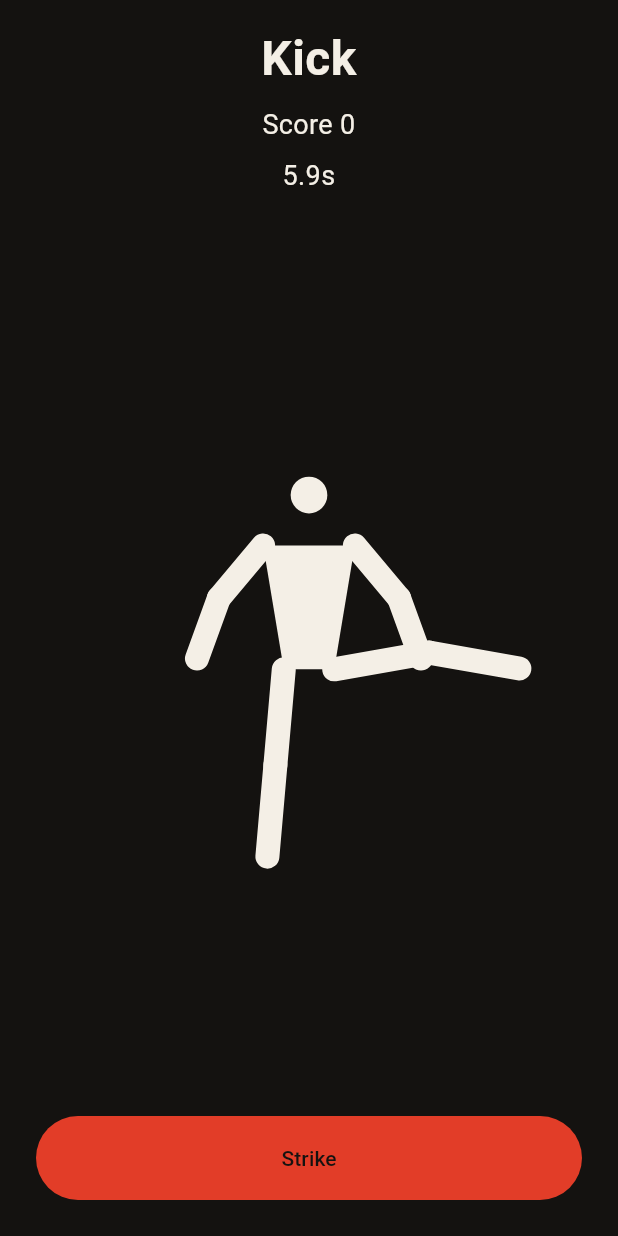
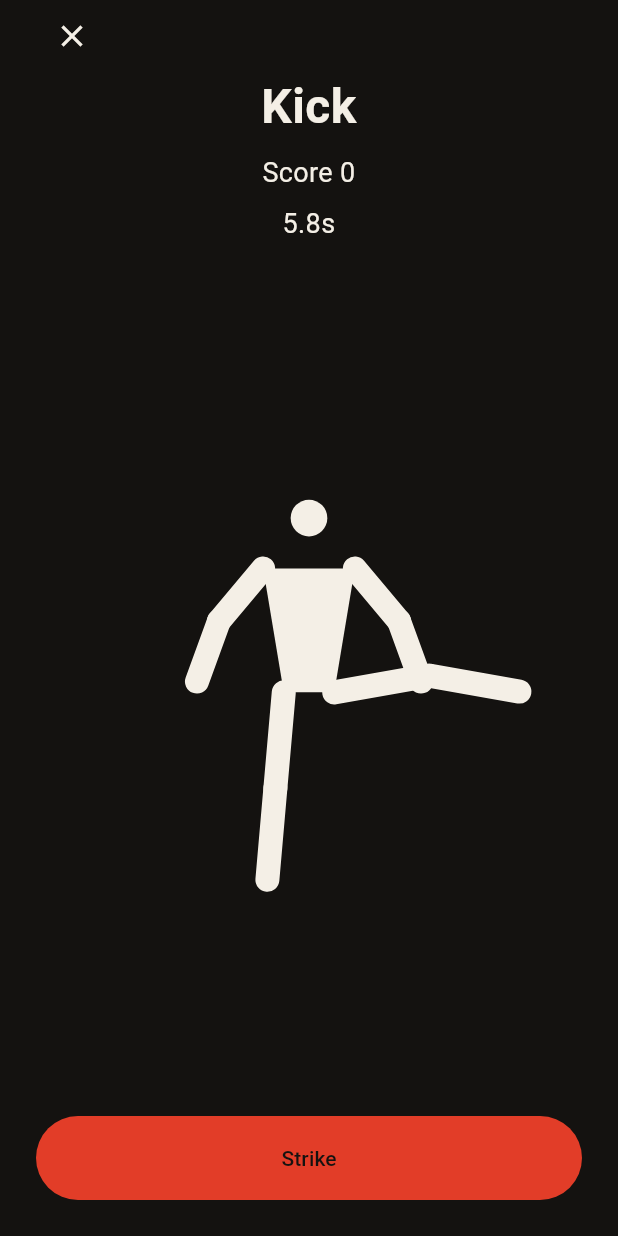
Before and after one commit to sophomorica/strike-a-pose, a Flutter app: the screen it shows after launch, after a tap on "Practice", on a phone screen of 412 x 824 dp. Run offline on Flutter 3.47's test engine with Material 3 defaults, Android fonts, the phone set to English and light mode, and no system bars.

Commit message:
Let the player leave a round mid-pose with a Leave round button or the iOS edge swipe back to Home.
Co-authored-by: hello <hello@narrowroadbooks.com>

```diff
--- a/lib/home_screen.dart
+++ b/lib/home_screen.dart
@@ -27,13 +27,7 @@ class _HomeScreenState extends State<HomeScreen> {
       final plan = practiceRound(DateTime.now().microsecondsSinceEpoch);
       await Navigator.push<void>(
         context,
-        PageRouteBuilder<void>(
-          pageBuilder: (context, animation, secondaryAnimation) {
-            return MatchScreen(plan: plan);
-          },
-          transitionDuration: Duration.zero,
-          reverseTransitionDuration: Duration.zero,
-        ),
+        MaterialPageRoute<void>(builder: (context) => MatchScreen(plan: plan)),
       );
     } finally {
       if (mounted) {
--- a/lib/match_screen.dart
+++ b/lib/match_screen.dart
@@ -112,7 +112,7 @@ class _MatchScreenState extends State<MatchScreen> {
     return Column(
       crossAxisAlignment: CrossAxisAlignment.stretch,
       children: [
-        const SizedBox(height: 16),
+        _leaveRound(),
         Text(
           state.target.name,
           textAlign: TextAlign.center,
@@ -154,7 +154,7 @@ class _MatchScreenState extends State<MatchScreen> {
     return Column(
       crossAxisAlignment: CrossAxisAlignment.stretch,
       children: [
-        const SizedBox(height: 16),
+        _leaveRound(),
         Text(
           state.target.name,
           textAlign: TextAlign.center,
@@ -179,7 +179,7 @@ class _MatchScreenState extends State<MatchScreen> {
     return Column(
       crossAxisAlignment: CrossAxisAlignment.stretch,
       children: [
-        const SizedBox(height: 16),
+        _leaveRound(),
         Text(
           'Score ${state.score}',
           textAlign: TextAlign.center,
@@ -230,6 +230,18 @@ class _MatchScreenState extends State<MatchScreen> {
     );
   }
 
+  Widget _leaveRound() {
+    return Align(
+      alignment: Alignment.centerLeft,
+      child: IconButton(
+        onPressed: () => Navigator.pop(context),
+        tooltip: 'Leave round',
+        color: _ink,
+        icon: const Icon(Icons.close),
+      ),
+    );
+  }
+
   Widget _silhouette(PoseSkeleton skeleton) {
     return CustomPaint(
       painter: SilhouettePainter(skeleton),
```
Also changed, not shown: 2 other files.
